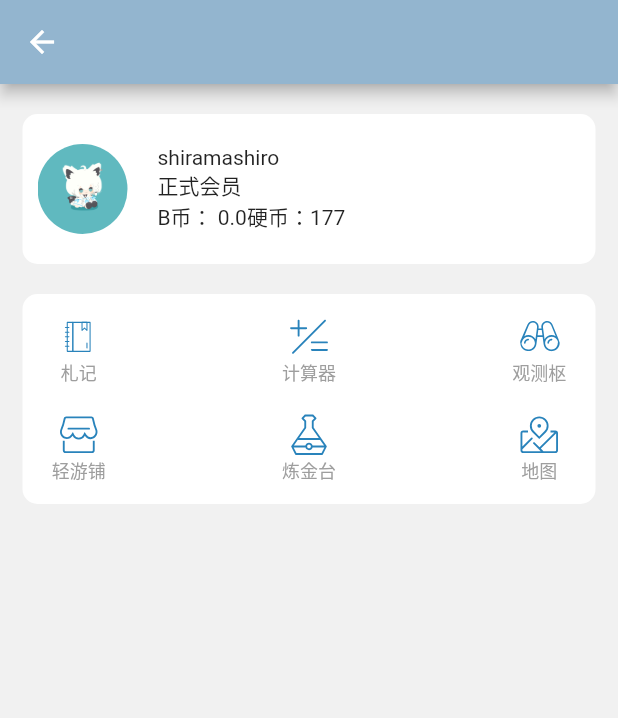
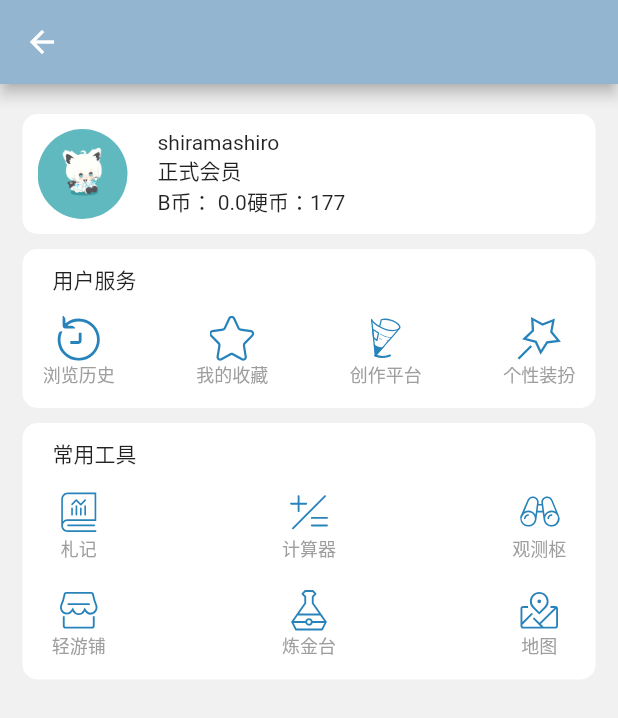
Before and after one commit to shiramashiro/qingyou_mobile, a Flutter app: the UserPage screen opened directly, on a phone screen of 412 x 824 dp. Shown: the top 718 px of the screen. Run offline on Flutter 3.47's test engine with Material 2 defaults, Android fonts, the phone set to English and light mode, and no system bars; our stand-ins replace dio, flutter_easyloading, flutter_screenutil, flutter_svg, image_picker, shared_preferences; missing offline and left inert: proste_indexed_stack; accounts and stored records are empty.

Commit message:
卡片可以不用填写 title

```diff
--- a/lib/components/actionable_icon.dart
+++ b/lib/components/actionable_icon.dart
@@ -27,9 +27,8 @@ class ActionableIcon extends StatelessWidget {
   }) : super(key: key);
 
   Widget _createIcon() {
-    Widget result = Container();
     if (Detection.detectSvg(path)) {
-      result = SvgPicture.asset(
+      return SvgPicture.asset(
         path,
         width: iconSize,
         height: iconSize,
@@ -37,14 +36,13 @@ class ActionableIcon extends StatelessWidget {
         fit: BoxFit.cover,
       );
     } else {
-      result = Image(
+      return Image(
         image: AssetImage(path),
         fit: BoxFit.cover,
         width: iconSize,
         height: iconSize,
       );
     }
-    return result;
   }
 
   Widget _createText() {
--- a/lib/components/floating_datum.dart
+++ b/lib/components/floating_datum.dart
@@ -1,7 +1,6 @@
 import 'package:flutter/material.dart';
 
-class FloatingDatum extends StatelessWidget {
-  final Widget child;
+class FloatingDatumDecoration {
   final double mtop;
   final double mleft;
   final double mright;
@@ -10,14 +9,10 @@ class FloatingDatum extends StatelessWidget {
   final double pleft;
   final double pright;
   final double pbottom;
-  final Color color;
-  final double radius;
-  final double? padding;
+  final double padding;
+  final double margin;
 
-  const FloatingDatum({
-    Key? key,
-    required this.child,
-    this.color = Colors.white,
+  const FloatingDatumDecoration({
     this.mtop = 0,
     this.mleft = 0,
     this.mright = 0,
@@ -26,20 +21,84 @@ class FloatingDatum extends StatelessWidget {
     this.pleft = 0,
     this.pright = 0,
     this.pbottom = 0,
-    this.radius = 10,
-    this.padding,
+    this.padding = 0,
+    this.margin = 0,
+  });
+}
+
+class FloatingDatumBox {
+  EdgeInsetsGeometry padding(FloatingDatumDecoration decoration) {
+    if (decoration.padding > 0) {
+      return EdgeInsets.all(decoration.padding);
+    } else {
+      return EdgeInsets.only(
+        top: decoration.ptop,
+        left: decoration.pleft,
+        right: decoration.pright,
+        bottom: decoration.pbottom,
+      );
+    }
+  }
+
+  EdgeInsetsGeometry margin(FloatingDatumDecoration decoration) {
+    if (decoration.margin > 0) {
+      return EdgeInsets.all(decoration.margin);
+    } else {
+      return EdgeInsets.only(
+        top: decoration.mtop,
+        left: decoration.mleft,
+        right: decoration.mright,
+        bottom: decoration.mbottom,
+      );
+    }
+  }
+}
+
+class FloatingDatumTitle extends StatelessWidget {
+  final FloatingDatumDecoration decoration;
+  final Widget title;
+
+  final FloatingDatumBox _box = FloatingDatumBox();
+
+  FloatingDatumTitle({
+    Key? key,
+    required this.decoration,
+    required this.title,
   }) : super(key: key);
 
-  EdgeInsetsGeometry _createPadding() {
-    if (padding != null) {
-      return EdgeInsets.all(padding!);
+  @override
+  Widget build(BuildContext context) {
+    return Container(
+      padding: _box.padding(decoration),
+      margin: _box.margin(decoration),
+      child: title,
+    );
+  }
+}
+
+class FloatingDatum extends StatelessWidget {
+  final Widget child;
+  final Color color;
+  final double radius;
+  final FloatingDatumTitle? title;
+  final FloatingDatumDecoration decoration;
+
+  final FloatingDatumBox _box = FloatingDatumBox();
+
+  FloatingDatum({
+    Key? key,
+    required this.child,
+    this.color = Colors.white,
+    this.radius = 10,
+    this.title,
+    required this.decoration,
+  }) : super(key: key);
+
+  Widget _createTitle() {
+    if (title != null) {
+      return title!;
     } else {
-      return EdgeInsets.only(
-        top: ptop,
-        left: pleft,
-        right: pright,
-        bottom: pbottom,
-      );
+      return Container();
     }
   }
 
@@ -48,16 +107,14 @@ class FloatingDatum extends StatelessWidget {
     return Container(
       decoration: BoxDecoration(
         color: color,
-        borderRadius: BorderRadius.circular(10),
+        borderRadius: BorderRadius.circular(radius),
       ),
-      padding: _createPadding(),
-      margin: EdgeInsets.only(
-        top: mtop,
-        left: mleft,
-        right: mright,
-        bottom: mbottom,
+      padding: _box.padding(decoration),
+      margin: _box.margin(decoration),
+      child: Column(
+        crossAxisAlignment: CrossAxisAlignment.start,
+        children: [_createTitle(), child],
       ),
-      child: child,
     );
   }
 }
--- a/lib/pages/user_page.dart
+++ b/lib/pages/user_page.dart
@@ -33,10 +33,7 @@ class _UserPageState extends State<UserPage> {
 
   Widget _createUserPlank() {
     return FloatingDatum(
-      ptop: 20,
-      pbottom: 20,
-      pleft: 10,
-      pright: 10,
+      decoration: const FloatingDatumDecoration(padding: 10),
       child: Row(
         mainAxisAlignment: MainAxisAlignment.start,
         crossAxisAlignment: CrossAxisAlignment.center,
@@ -50,8 +47,11 @@ class _UserPageState extends State<UserPage> {
 
   Widget _createUserUtils() {
     return FloatingDatum(
-      mtop: 20,
-      padding: 10,
+      title: FloatingDatumTitle(
+        title: const Text("常用工具"),
+        decoration: const FloatingDatumDecoration(mbottom: 10, mleft: 10),
+      ),
+      decoration: const FloatingDatumDecoration(padding: 10, mtop: 10),
       child: Column(
         children: [
           Row(
@@ -81,7 +81,23 @@ class _UserPageState extends State<UserPage> {
   }
 
   Widget _createUserService() {
-    return Container();
+    return FloatingDatum(
+      title: FloatingDatumTitle(
+        title: const Text("用户服务"),
+        decoration: const FloatingDatumDecoration(mleft: 10, mbottom: 10),
+      ),
+      decoration: const FloatingDatumDecoration(padding: 10, mtop: 10),
+      child: Row(
+        crossAxisAlignment: CrossAxisAlignment.center,
+        mainAxisAlignment: MainAxisAlignment.spaceBetween,
+        children: const [
+          ActionableIcon(text: '浏览历史', path: "assets/icons/history.svg"),
+          ActionableIcon(text: '我的收藏', path: "assets/icons/collection.svg"),
+          ActionableIcon(text: '创作平台', path: "assets/icons/write_platform.svg"),
+          ActionableIcon(text: '个性装扮', path: "assets/icons/dressing.svg"),
+        ],
+      ),
+    );
   }
 
   Widget _createUserExploration() {
@@ -99,8 +115,8 @@ class _UserPageState extends State<UserPage> {
           child: Column(
             children: [
               _createUserPlank(),
+              _createUserService(),
               _createUserUtils(),
-              _createUserService(),
               _createUserExploration(),
             ],
           ),
```
Also changed, not shown: assets/icons/collection.svg (added), assets/icons/dressing.svg (added), assets/icons/history.svg, assets/icons/notes.svg, assets/icons/write_platform.svg (added).
